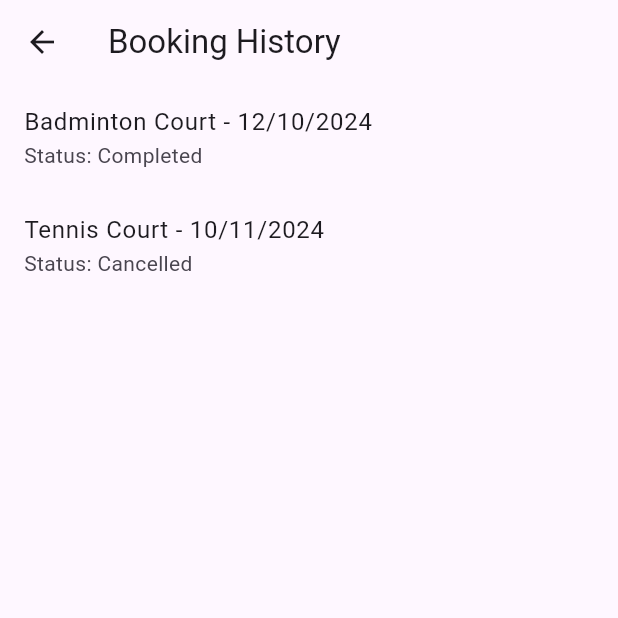
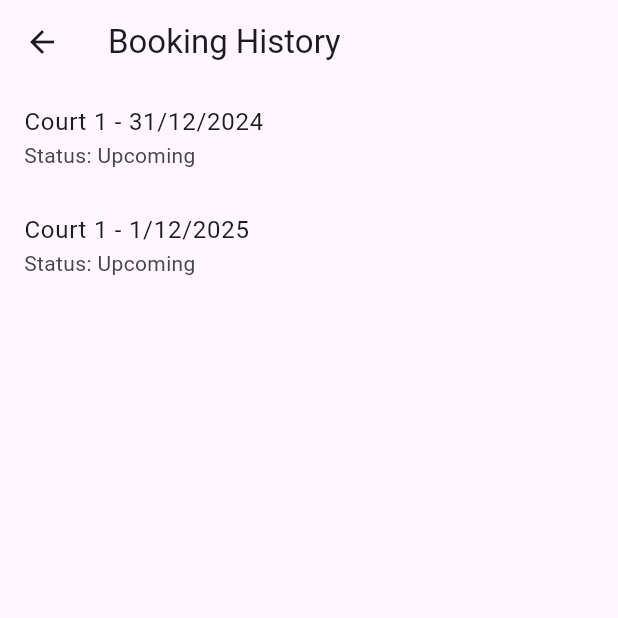
Before and after one commit to HaydenHuan03/AppDev, a Flutter app: the HistoryScreen screen opened directly, on a phone screen of 412 x 824 dp, the top half of it. Run offline on Flutter 3.47's test engine with Material 3 defaults, Android fonts, the phone set to English and light mode, and no system bars; our stand-ins replace cloud_firestore, firebase_auth, firebase_core; accounts and stored records are empty.

Commit message:
updateProfileScreen&historyScreen

```diff
--- a/lib/pages/user/history_screen.dart
+++ b/lib/pages/user/history_screen.dart
@@ -8,12 +8,12 @@ class HistoryScreen extends StatelessWidget {
       body: ListView(
         children: [
           ListTile(
-            title: Text("Badminton Court - 12/10/2024"),
-            subtitle: Text("Status: Completed"),
+            title: Text("Court 1 - 31/12/2024"),
+            subtitle: Text("Status: Upcoming"),
           ),
           ListTile(
-            title: Text("Tennis Court - 10/11/2024"),
-            subtitle: Text("Status: Cancelled"),
+            title: Text("Court 1 - 1/12/2025"),
+            subtitle: Text("Status: Upcoming"),
           ),
           // Add more entries as needed
         ],
--- a/lib/pages/user/profile_screen.dart
+++ b/lib/pages/user/profile_screen.dart
@@ -169,8 +169,8 @@ class _ProfileScreenState extends State<ProfileScreen> {
 
   // Recent bookings data (example)
   List<Map<String, dynamic>> recentBookings = [
-    {'court': 'Court A1', 'date': '2024-03-15', 'time': '10:00 AM'},
-    {'court': 'Court B2', 'date': '2024-03-12', 'time': '2:00 PM'},
+    {'court': 'Court 1', 'date': '2024-12-31', 'time': '8:00 AM'},
+    {'court': 'Court 1', 'date': '2025-01-01', 'time': '9:00 AM'},
   ];
 
 
```
